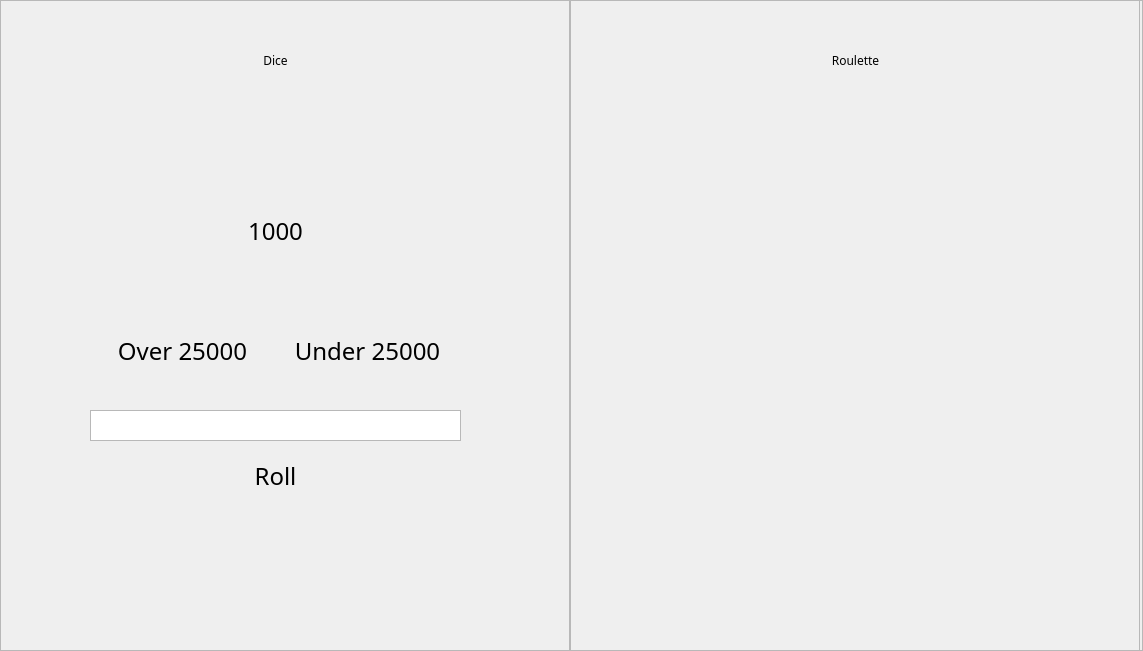
joaopteixeira/SpaceShipPY, file CoreGame/Menus/UI/framecoins.ui: the form before one commit.
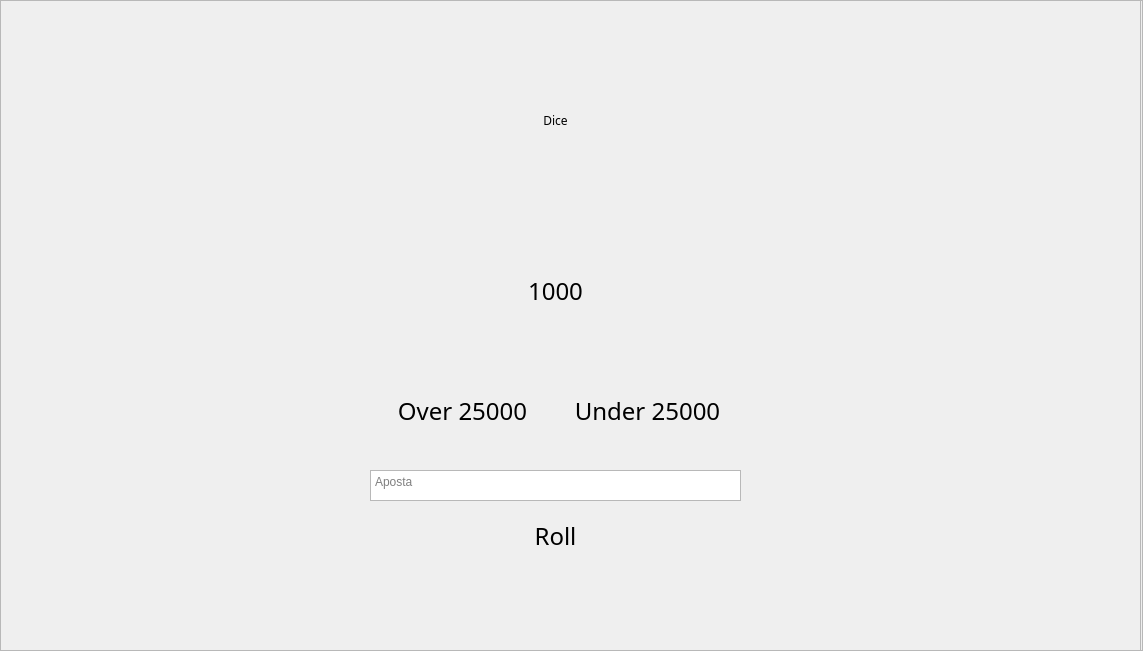
The form after the commit.

```diff
--- a/CoreGame/Menus/UI/framecoins.ui
+++ b/CoreGame/Menus/UI/framecoins.ui
@@ -24,7 +24,7 @@
     <rect>
      <x>0</x>
      <y>0</y>
-     <width>570</width>
+     <width>1141</width>
      <height>651</height>
     </rect>
    </property>
@@ -37,8 +37,8 @@
    <widget class="QPushButton" name="bt_dice">
     <property name="geometry">
      <rect>
-      <x>90</x>
-      <y>0</y>
+      <x>370</x>
+      <y>60</y>
       <width>371</width>
       <height>121</height>
      </rect>
@@ -58,8 +58,8 @@
    <widget class="QPushButton" name="lb_numeroi">
     <property name="geometry">
      <rect>
-      <x>90</x>
-      <y>170</y>
+      <x>370</x>
+      <y>230</y>
       <width>371</width>
       <height>121</height>
      </rect>
@@ -80,8 +80,8 @@
    <widget class="QPushButton" name="bt_over">
     <property name="geometry">
      <rect>
-      <x>90</x>
-      <y>290</y>
+      <x>370</x>
+      <y>350</y>
       <width>185</width>
       <height>121</height>
      </rect>
@@ -102,8 +102,8 @@
    <widget class="QPushButton" name="bt_under">
     <property name="geometry">
      <rect>
-      <x>275</x>
-      <y>290</y>
+      <x>555</x>
+      <y>350</y>
       <width>185</width>
       <height>121</height>
      </rect>
@@ -124,8 +124,8 @@
    <widget class="QPushButton" name="bt_roll">
     <property name="geometry">
      <rect>
-      <x>90</x>
-      <y>440</y>
+      <x>370</x>
+      <y>500</y>
       <width>371</width>
       <height>71</height>
      </rect>
@@ -146,48 +146,17 @@
    <widget class="QTextEdit" name="te_aposta">
     <property name="geometry">
      <rect>
-      <x>90</x>
-      <y>410</y>
+      <x>370</x>
+      <y>470</y>
       <width>371</width>
       <height>31</height>
      </rect>
     </property>
-   </widget>
-  </widget>
-  <widget class="QFrame" name="frame_rou">
-   <property name="geometry">
-    <rect>
-     <x>570</x>
-     <y>0</y>
-     <width>570</width>
-     <height>651</height>
-    </rect>
-   </property>
-   <property name="frameShape">
-    <enum>QFrame::StyledPanel</enum>
-   </property>
-   <property name="frameShadow">
-    <enum>QFrame::Raised</enum>
-   </property>
-   <widget class="QPushButton" name="bt_roulette">
-    <property name="geometry">
-     <rect>
-      <x>100</x>
-      <y>0</y>
-      <width>371</width>
-      <height>121</height>
-     </rect>
+    <property name="inputMethodHints">
+     <set>Qt::ImhDigitsOnly</set>
     </property>
-    <property name="font">
-     <font>
-      <family>Yu Gothic UI Semilight</family>
-     </font>
-    </property>
-    <property name="text">
-     <string>Roulette</string>
-    </property>
-    <property name="flat">
-     <bool>true</bool>
+    <property name="placeholderText">
+     <string>Aposta</string>
     </property>
    </widget>
   </widget>
```
